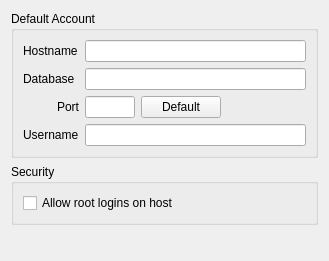
Before: the Qt Designer form ui/configurationmysql.ui in pwizard2/robojournal, drawn with Qt 5.
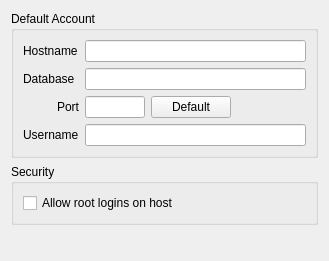
After: the same form once the commit is applied.

The edit to the form file:
```diff
--- a/ui/configurationmysql.ui
+++ b/ui/configurationmysql.ui
@@ -56,7 +56,7 @@
          <widget class="QLineEdit" name="Port">
           <property name="maximumSize">
            <size>
-            <width>50</width>
+            <width>60</width>
             <height>16777215</height>
            </size>
           </property>
```
